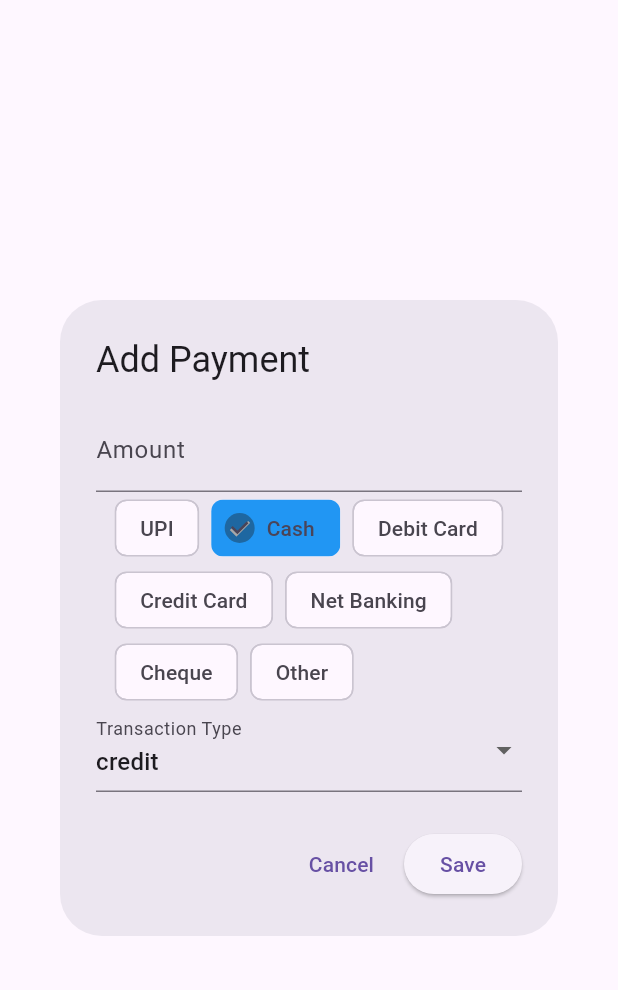
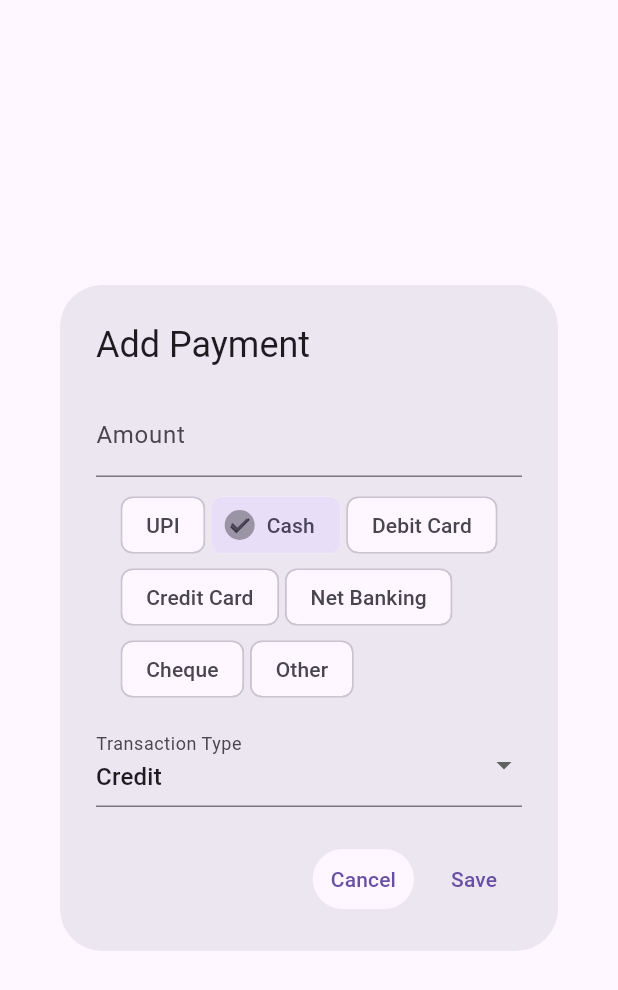
Before and after one commit to atketan/ease-mvp, a Flutter app: the AddPaymentForm widget shown alone on an empty page, opened directly with empty values, on a phone screen of 412 x 824 dp. Shown: the top 990 px of the screen. Run offline on Flutter 3.47's test engine with Material 3 defaults, Android fonts, the light colour scheme and no system bars; our stand-ins replace bloc, cloud_firestore, firebase_auth, firebase_core, flutter_bloc, flutter_slidable and 4 more; missing offline and left inert: floating_action_bubble, numeric_keyboard; accounts and stored records are empty.

Commit message:
Add and display payments history

```diff
--- a/lib/core/database/invoices/firestore_invoices_dao.dart
+++ b/lib/core/database/invoices/firestore_invoices_dao.dart
@@ -111,7 +111,11 @@ class FirestoreInvoicesDAO implements InvoicesDataSource {
         // TODO: temporarily removing the search filters to avoid index failure in Firestore
         // Also, may need to rethink this entire logic to ensure the database is not overloaded with filtration especially since its a NoSQL database now
         .get();
-    return snapshot.docs.map((doc) => Invoice.fromJSON(doc.data())).toList();
+    return snapshot.docs.map((doc) {
+      Invoice invoice = Invoice.fromJSON(doc.data());
+      invoice.invoiceId = doc.id;
+      return invoice;
+    }).toList();
   }
 
   // getInvoiceSubCollectionName(DateTime date) {
--- a/lib/core/models/payment.dart
+++ b/lib/core/models/payment.dart
@@ -31,7 +31,7 @@ class Payment {
       invoiceId: json['invoice_id'],
       amount: json['amount'],
       paymentDate: DateTime.parse(json['payment_date']),
-      paymentMethod: json['payment_method'].toPaymentMethod(),
+      paymentMethod: json['payment_method'].toString().toPaymentMethod(),
       transactionType: TransactionType.values.firstWhere(
           (e) => e.toString() == 'TransactionType.${json['transaction_type']}'),
       generalPaymentDescription: json['general_payment_description'],
--- a/lib/features/invoice_manager/bloc/invoice_manager_cubit_state.dart
+++ b/lib/features/invoice_manager/bloc/invoice_manager_cubit_state.dart
@@ -1,5 +1,4 @@
 import 'package:ease/core/models/invoice.dart';
-import 'package:ease/core/models/payment.dart';
 
 abstract class InvoiceManagerCubitState {}
 
@@ -17,11 +16,3 @@ class InvoiceManagerError extends InvoiceManagerCubitState {
   final String message;
   InvoiceManagerError(this.message);
 }
-
-class InvoiceManagerPaymentsLoading extends InvoiceManagerCubitState {}
-
-class InvoiceManagerPaymentsLoaded extends InvoiceManagerCubitState {
-  final List<Payment> payments;
-
-  InvoiceManagerPaymentsLoaded({required this.payments});
-}
--- /dev/null
+++ b/lib/features/invoice_manager/widgets/payments_add_payment_form.dart
@@ -0,0 +1,131 @@
+import 'package:ease/core/enums/payment_method_enum.dart';
+import 'package:ease/core/enums/transaction_type_enum.dart';
+import 'package:ease/core/models/payment.dart';
+import 'package:ease/core/utils/string_casing_extension.dart';
+import 'package:flutter/material.dart';
+
+class AddPaymentForm extends StatefulWidget {
+  final String invoiceId;
+  final double totalAmountPayable;
+  final double totalPaid;
+
+  AddPaymentForm(
+      {required this.invoiceId,
+      required this.totalAmountPayable,
+      required this.totalPaid});
+
+  @override
+  _AddPaymentFormState createState() => _AddPaymentFormState();
+}
+
+class _AddPaymentFormState extends State<AddPaymentForm> {
+  final _formKey = GlobalKey<FormState>();
+  double _amount = 0.0;
+
+  PaymentMethod _selectedPaymentMethod = PaymentMethod.cash;
+  TransactionType _transactionType = TransactionType.credit;
+
+  @override
+  Widget build(BuildContext context) {
+    return AlertDialog(
+      title: Text('Add Payment'),
+      content: Form(
+        key: _formKey,
+        child: SingleChildScrollView(
+          child: Column(
+            mainAxisSize: MainAxisSize.min,
+            children: [
+              TextFormField(
+                decoration: InputDecoration(labelText: 'Amount'),
+                keyboardType: TextInputType.number,
+                validator: (value) {
+                  if (value == null || value.isEmpty) {
+                    return 'Please enter an amount';
+                  }
+                  final amount = double.tryParse(value);
+                  if (amount == null || amount <= 0) {
+                    return 'Please enter a valid amount';
+                  }
+                  if (widget.totalPaid + amount > widget.totalAmountPayable) {
+                    return 'Amount cannot exceed total payable';
+                  }
+                  return null;
+                },
+                onSaved: (value) {
+                  _amount = double.parse(value!);
+                },
+              ),
+              SizedBox(height: 8.0),
+              Wrap(
+                spacing: 4.0,
+                alignment: WrapAlignment.start,
+                children: PaymentMethod.values.map((method) {
+                  return ChoiceChip(
+                    label: Text(method.name),
+                    selected: _selectedPaymentMethod == method,
+                    onSelected: (selected) {
+                      setState(() {
+                        _selectedPaymentMethod =
+                            selected ? method : _selectedPaymentMethod;
+                      });
+                    },
+                    // selectedColor: Colors.blue,
+                    avatar: _selectedPaymentMethod == method
+                        ? Icon(Icons.check)
+                        : null,
+                  );
+                }).toList(),
+              ),
+              SizedBox(height: 12.0),
+              DropdownButtonFormField<TransactionType>(
+                decoration: InputDecoration(labelText: 'Transaction Type'),
+                value: _transactionType,
+                items: TransactionType.values.map((type) {
+                  return DropdownMenuItem(
+                    value: type,
+                    child: Text(type.toString().split('.').last.toTitleCase),
+                  );
+                }).toList(),
+                onChanged: (value) {
+                  setState(() {
+                    _transactionType = value!;
+                  });
+                },
+              ),
+            ],
+          ),
+        ),
+      ),
+      actions: [
+        TextButton(
+          style: TextButton.styleFrom(
+            backgroundColor: Theme.of(context).scaffoldBackgroundColor,
+          ),
+          onPressed: () {
+            Navigator.of(context).pop();
+          },
+          child: Text('Cancel'),
+        ),
+        TextButton(
+          onPressed: () {
+            if (_formKey.currentState!.validate()) {
+              _formKey.currentState!.save();
+              final newPayment = Payment(
+                invoiceId: widget.invoiceId,
+                amount: _amount,
+                paymentDate: DateTime.now(),
+                paymentMethod: _selectedPaymentMethod,
+                transactionType: _transactionType,
+                createdAt: DateTime.now(),
+                updatedAt: DateTime.now(),
+              );
+              // context.read<InvoiceManagerCubit>().addPayment(newPayment);
+              Navigator.of(context).pop(newPayment);
+            }
+          },
+          child: Text('Save'),
+        ),
+      ],
+    );
+  }
+}
```
Also changed, not shown: lib/features/invoice_manager/bloc/invoice_manager_cubit.dart (+8 -4 lines), lib/features/invoice_manager/presentation/invoice_manager.dart (+15 -15 lines), lib/features/invoice_manager/widgets/payments_manager_widget.dart (+34 -147 lines).
